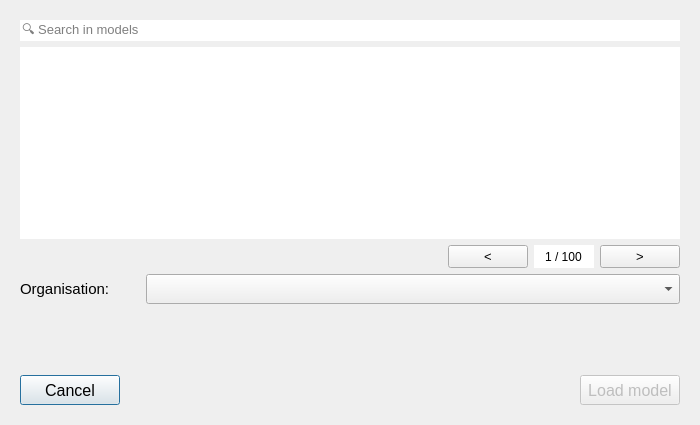
The window that threedi_api_qgis_client/ui/model_selection.ui (nens/threedi-api-qgis-client) describes before a commit, drawn with Qt 5.
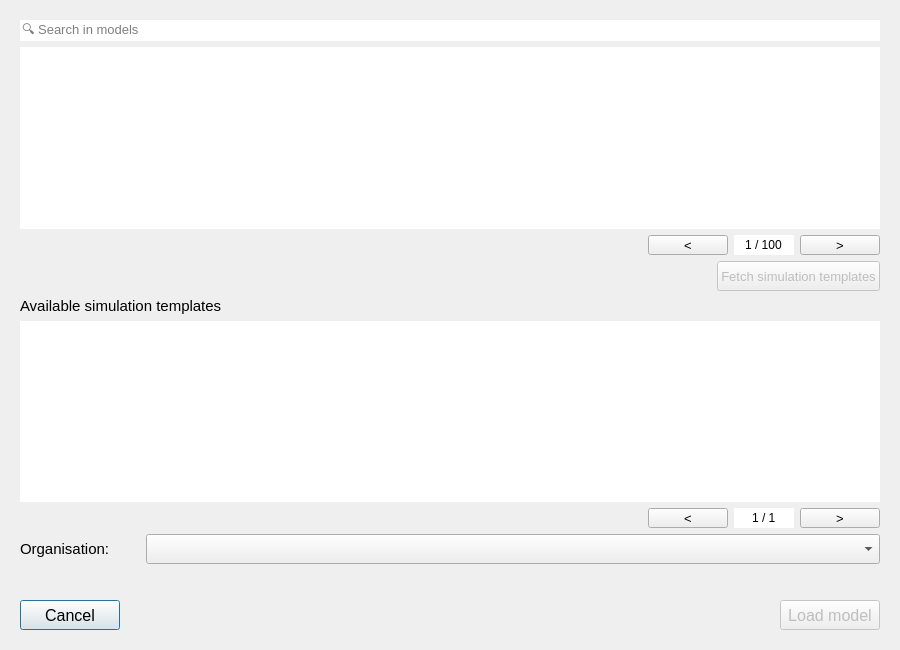
The same window after the commit.

Commit message: Work on simulation templates implementation.

What changed in the file:
```diff
--- a/threedi_api_qgis_client/ui/model_selection.ui
+++ b/threedi_api_qgis_client/ui/model_selection.ui
@@ -6,10 +6,15 @@
    <rect>
     <x>0</x>
     <y>0</y>
-    <width>700</width>
-    <height>425</height>
+    <width>900</width>
+    <height>650</height>
    </rect>
   </property>
+  <property name="font">
+   <font>
+    <family>Segoe UI</family>
+   </font>
+  </property>
   <property name="windowTitle">
    <string>Choose model and organisation</string>
   </property>
@@ -29,7 +34,20 @@
       </size>
      </property>
      <layout class="QGridLayout" name="gridLayout_8">
-      <item row="6" column="0" colspan="3">
+      <item row="5" column="0">
+       <widget class="QLabel" name="label">
+        <property name="font">
+         <font>
+          <family>Segoe UI</family>
+          <pointsize>11</pointsize>
+         </font>
+        </property>
+        <property name="text">
+         <string>Available simulation templates</string>
+        </property>
+       </widget>
+      </item>
+      <item row="11" column="0" colspan="3">
        <layout class="QHBoxLayout" name="horizontalLayout_2">
         <property name="bottomMargin">
          <number>0</number>
@@ -50,6 +68,7 @@
           </property>
           <property name="font">
            <font>
+            <family>Segoe UI</family>
             <pointsize>12</pointsize>
            </font>
           </property>
@@ -90,6 +109,7 @@
           </property>
           <property name="font">
            <font>
+            <family>Segoe UI</family>
             <pointsize>12</pointsize>
            </font>
           </property>
@@ -104,6 +124,7 @@
        <widget class="QLineEdit" name="search_le">
         <property name="font">
          <font>
+          <family>Segoe UI</family>
           <pointsize>10</pointsize>
          </font>
         </property>
@@ -115,26 +136,18 @@
         </property>
        </widget>
       </item>
-      <item row="1" column="0" colspan="3">
-       <widget class="QTreeView" name="models_tv">
-        <property name="font">
-         <font>
-          <pointsize>10</pointsize>
-         </font>
+      <item row="10" column="0">
+       <spacer name="verticalSpacer">
+        <property name="orientation">
+         <enum>Qt::Vertical</enum>
         </property>
-        <property name="frameShape">
-         <enum>QFrame::NoFrame</enum>
+        <property name="sizeHint" stdset="0">
+         <size>
+          <width>20</width>
+          <height>40</height>
+         </size>
         </property>
-        <property name="editTriggers">
-         <set>QAbstractItemView::NoEditTriggers</set>
-        </property>
-        <property name="sortingEnabled">
-         <bool>true</bool>
-        </property>
-        <attribute name="headerShowSortIndicator" stdset="0">
-         <bool>true</bool>
-        </attribute>
-       </widget>
+       </spacer>
       </item>
       <item row="3" column="0" colspan="3">
        <layout class="QHBoxLayout" name="horizontalLayout">
@@ -179,6 +192,7 @@
           </property>
           <property name="font">
            <font>
+            <family>Segoe UI</family>
             <pointsize>10</pointsize>
            </font>
           </property>
@@ -204,6 +218,11 @@
             <height>20</height>
            </size>
           </property>
+          <property name="font">
+           <font>
+            <family>Segoe UI</family>
+           </font>
+          </property>
           <property name="focusPolicy">
            <enum>Qt::StrongFocus</enum>
           </property>
@@ -249,6 +268,7 @@
           </property>
           <property name="font">
            <font>
+            <family>Segoe UI</family>
             <pointsize>10</pointsize>
            </font>
           </property>
@@ -259,7 +279,235 @@
         </item>
        </layout>
       </item>
-      <item row="4" column="0">
+      <item row="1" column="0" colspan="3">
+       <widget class="QTreeView" name="models_tv">
+        <property name="font">
+         <font>
+          <pointsize>10</pointsize>
+         </font>
+        </property>
+        <property name="frameShape">
+         <enum>QFrame::NoFrame</enum>
+        </property>
+        <property name="editTriggers">
+         <set>QAbstractItemView::NoEditTriggers</set>
+        </property>
+        <property name="sortingEnabled">
+         <bool>true</bool>
+        </property>
+        <attribute name="headerShowSortIndicator" stdset="0">
+         <bool>true</bool>
+        </attribute>
+       </widget>
+      </item>
+      <item row="7" column="0" colspan="3">
+       <layout class="QHBoxLayout" name="horizontalLayout_4">
+        <property name="topMargin">
+         <number>0</number>
+        </property>
+        <property name="bottomMargin">
+         <number>0</number>
+        </property>
+        <item>
+         <spacer name="horizontalSpacer_14">
+          <property name="orientation">
+           <enum>Qt::Horizontal</enum>
+          </property>
+          <property name="sizeHint" stdset="0">
+           <size>
+            <width>400</width>
+            <height>20</height>
+           </size>
+          </property>
+         </spacer>
+        </item>
+        <item>
+         <widget class="QPushButton" name="pb_templates_prev_page">
+          <property name="enabled">
+           <bool>true</bool>
+          </property>
+          <property name="sizePolicy">
+           <sizepolicy hsizetype="Minimum" vsizetype="Minimum">
+            <horstretch>0</horstretch>
+            <verstretch>0</verstretch>
+           </sizepolicy>
+          </property>
+          <property name="minimumSize">
+           <size>
+            <width>40</width>
+            <height>20</height>
+           </size>
+          </property>
+          <property name="maximumSize">
+           <size>
+            <width>16777215</width>
+            <height>16777215</height>
+           </size>
+          </property>
+          <property name="font">
+           <font>
+            <family>Segoe UI</family>
+            <pointsize>10</pointsize>
+           </font>
+          </property>
+          <property name="layoutDirection">
+           <enum>Qt::LeftToRight</enum>
+          </property>
+          <property name="text">
+           <string>&lt;</string>
+          </property>
+         </widget>
+        </item>
+        <item>
+         <widget class="QSpinBox" name="templates_page_sbox">
+          <property name="enabled">
+           <bool>true</bool>
+          </property>
+          <property name="sizePolicy">
+           <sizepolicy hsizetype="Minimum" vsizetype="Minimum">
+            <horstretch>0</horstretch>
+            <verstretch>0</verstretch>
+           </sizepolicy>
+          </property>
+          <property name="minimumSize">
+           <size>
+            <width>60</width>
+            <height>20</height>
+           </size>
+          </property>
+          <property name="font">
+           <font>
+            <family>Segoe UI</family>
+           </font>
+          </property>
+          <property name="focusPolicy">
+           <enum>Qt::StrongFocus</enum>
+          </property>
+          <property name="styleSheet">
+           <string notr="true">QSpinBox {background-color: white;}</string>
+          </property>
+          <property name="frame">
+           <bool>false</bool>
+          </property>
+          <property name="alignment">
+           <set>Qt::AlignCenter</set>
+          </property>
+          <property name="buttonSymbols">
+           <enum>QAbstractSpinBox::NoButtons</enum>
+          </property>
+          <property name="suffix">
+           <string> / 1</string>
+          </property>
+          <property name="minimum">
+           <number>1</number>
+          </property>
+         </widget>
+        </item>
+        <item>
+         <widget class="QPushButton" name="pb_templates_next_page">
+          <property name="enabled">
+           <bool>true</bool>
+          </property>
+          <property name="sizePolicy">
+           <sizepolicy hsizetype="Minimum" vsizetype="Minimum">
+            <horstretch>0</horstretch>
+            <verstretch>0</verstretch>
+           </sizepolicy>
+          </property>
+          <property name="minimumSize">
+           <size>
+            <width>40</width>
+            <height>20</height>
+           </size>
+          </property>
+          <property name="maximumSize">
+           <size>
+            <width>16777215</width>
+            <height>16777215</height>
+           </size>
+          </property>
+          <property name="font">
+           <font>
+            <family>Segoe UI</family>
+            <pointsize>10</pointsize>
+           </font>
+          </property>
+          <property name="text">
+           <string>&gt;</string>
+          </property>
+         </widget>
+        </item>
+       </layout>
+      </item>
+      <item row="6" column="0" colspan="3">
+       <widget class="QTreeView" name="templates_tv">
+        <property name="font">
+         <font>
+          <pointsize>10</pointsize>
+         </font>
+        </property>
+        <property name="frameShape">
+         <enum>QFrame::NoFrame</enum>
+        </property>
+        <property name="editTriggers">
+         <set>QAbstractItemView::NoEditTriggers</set>
+        </property>
+       </widget>
+      </item>
+      <item row="4" column="0" colspan="3">
+       <layout class="QHBoxLayout" name="horizontalLayout_3">
+        <property name="bottomMargin">
+         <number>0</number>
+        </property>
+        <item>
+         <spacer name="horizontalSpacer_8">
+          <property name="orientation">
+           <enum>Qt::Horizontal</enum>
+          </property>
+          <property name="sizeHint" stdset="0">
+           <size>
+            <width>40</width>
+            <height>20</height>
+           </size>
+          </property>
+         </spacer>
+        </item>
+        <item>
+         <widget class="QPushButton" name="pb_templates_fetch">
+          <property name="enabled">
+           <bool>false</bool>
+          </property>
+          <property name="minimumSize">
+           <size>
+            <width>100</width>
+            <height>30</height>
+           </size>
+          </property>
+          <property name="maximumSize">
+           <size>
+            <width>16777215</width>
+            <height>16777215</height>
+           </size>
+          </property>
+          <property name="font">
+           <font>
+            <family>Segoe UI</family>
+            <pointsize>10</pointsize>
+           </font>
+          </property>
+          <property name="text">
+           <string>Fetch simulation templates</string>
+          </property>
+         </widget>
+        </item>
+       </layout>
+      </item>
+      <item row="8" column="0" colspan="3">
+       <layout class="QHBoxLayout" name="horizontalLayout_5">
+        <property name="bottomMargin">
+         <number>0</number>
+        </property>
+        <item>
        <widget class="QLabel" name="label_6">
         <property name="maximumSize">
          <size>
@@ -269,6 +517,7 @@
         </property>
         <property name="font">
          <font>
+            <family>Segoe UI</family>
           <pointsize>11</pointsize>
          </font>
         </property>
@@ -277,7 +526,7 @@
         </property>
        </widget>
       </item>
-      <item row="4" column="1" colspan="2">
+        <item>
        <widget class="QComboBox" name="organisations_box">
         <property name="minimumSize">
          <size>
@@ -287,23 +536,13 @@
         </property>
         <property name="font">
          <font>
+            <family>Segoe UI</family>
           <pointsize>10</pointsize>
          </font>
         </property>
        </widget>
       </item>
-      <item row="5" column="0">
-       <spacer name="verticalSpacer">
-        <property name="orientation">
-         <enum>Qt::Vertical</enum>
-        </property>
-        <property name="sizeHint" stdset="0">
-         <size>
-          <width>20</width>
-          <height>40</height>
-         </size>
-        </property>
-       </spacer>
+       </layout>
       </item>
      </layout>
     </widget>
```
Left out of the diff: 3 changed lines with no effect on the pictures. Lines whose indentation alone changed are shown as unchanged. The commit also changes 14 other files.
